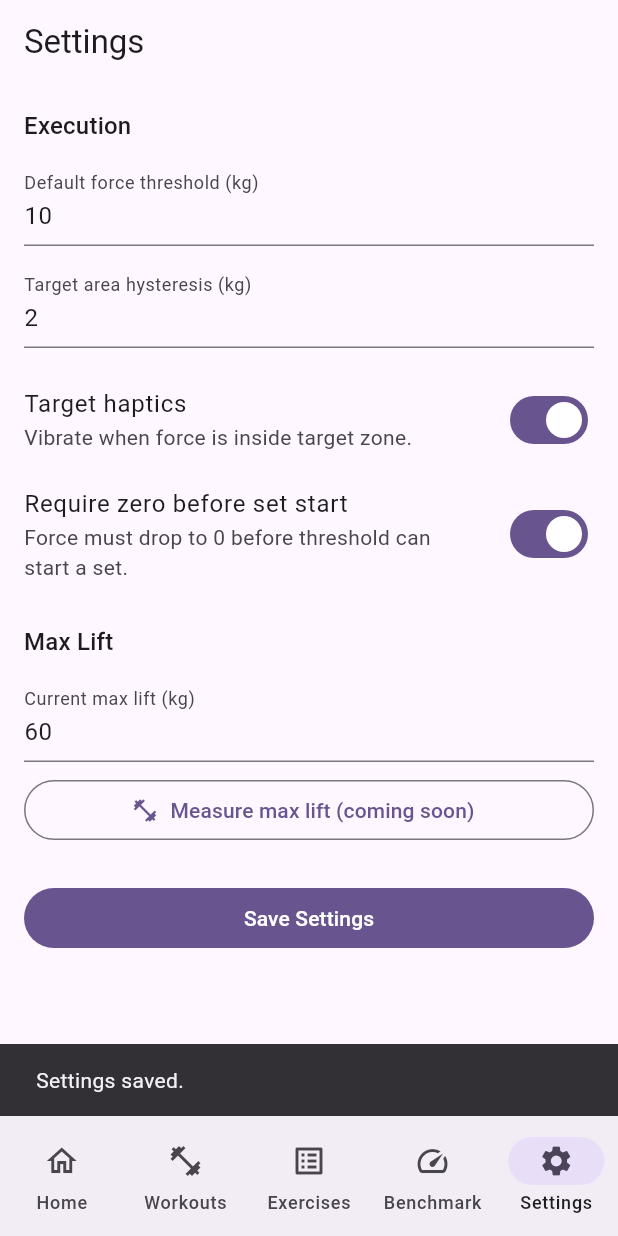
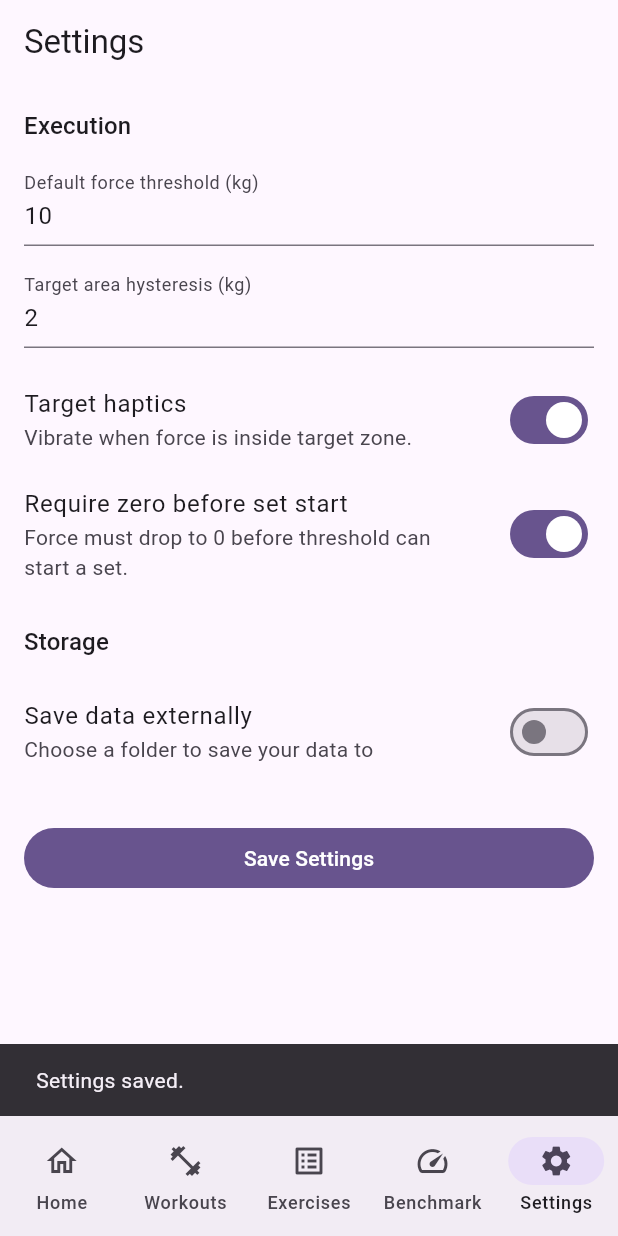
Before and after one commit to xBiohazardx/Pullcrane, a Flutter app: the screen it shows after launch, item 5 of the bottom bar chosen, after a tap on "Save Settings", on a phone screen of 412 x 824 dp. Run offline on Flutter 3.47's test engine with Material 3 defaults, Android fonts, the phone set to English and light mode, and no system bars; drawn by our look-alikes of dynamic_color; our stand-ins replace file_picker, fl_chart, permission_handler, shared_preferences, sqflite, sqflite_common and 1 more; missing offline and left inert: universal_ble; accounts and stored records are empty.

Commit message:
feat: database can now be stored externally

```diff
--- a/lib/data/local/local_database.dart
+++ b/lib/data/local/local_database.dart
@@ -2,6 +2,7 @@ import 'dart:io';
 
 import 'package:flutter/foundation.dart';
 import 'package:path/path.dart' as p;
+import 'package:shared_preferences/shared_preferences.dart';
 import 'package:sqflite/sqflite.dart' as sqflite;
 import 'package:sqflite_common_ffi/sqflite_ffi.dart';
 
@@ -21,15 +22,50 @@ class LocalDatabase {
 
   Database? _database;
 
+  Future<void> reloadDatabase() async {
+    if (_database != null) {
+      await _database!.close();
+      _database = null;
+    }
+    await database; // This will trigger a fresh initialization
+  }
+
+  Future<String> _getDatabasePath(String defaultInternalPath) async {
+    final SharedPreferences prefs = await SharedPreferences.getInstance();
+    final String? externalDir = prefs.getString('external_db_dir');
+
+    if (externalDir != null && externalDir.isNotEmpty) {
+      final Directory extDir = Directory(externalDir);
+      if (await extDir.exists()) {
+        final String externalDbPath = p.join(externalDir, _dbName);
+        final File externalDbFile = File(externalDbPath);
+
+        if (!await externalDbFile.exists()) {
+          // Database doesn't exist externally yet, so let's copy the internal one if it exists
+          final File internalDbFile = File(defaultInternalPath);
+          if (await internalDbFile.exists()) {
+            await internalDbFile.copy(externalDbPath);
+          }
+        }
+        return externalDbPath;
+      }
+    }
+
+    // Fallback to internal
+    return defaultInternalPath;
+  }
+
   Future<Database> get database async {
     if (_database != null) {
       return _database!;
     }
 
     if (_usesSqflitePlugin) {
-      final String path = await _resolveMobileDatabasePath();
+      final String internalPath = await _resolveMobileDatabasePath();
+      final String finalPath = await _getDatabasePath(internalPath);
+
       _database = await sqflite.openDatabase(
-        path,
+        finalPath,
         version: _dbVersion,
         onConfigure: (db) async {
           await db.execute('PRAGMA foreign_keys = ON');
@@ -42,9 +78,11 @@ class LocalDatabase {
     }
 
     final DatabaseFactory factory = _createFfiDatabaseFactory();
-    final String path = await _resolveFfiDatabasePath(factory);
+    final String internalPath = await _resolveFfiDatabasePath(factory);
+    final String finalPath = await _getDatabasePath(internalPath);
+
     _database = await factory.openDatabase(
-      path,
+      finalPath,
       options: OpenDatabaseOptions(
         version: _dbVersion,
         onConfigure: (db) async {
--- a/lib/data/local/local_settings_repository.dart
+++ b/lib/data/local/local_settings_repository.dart
@@ -18,7 +18,6 @@ class LocalSettingsRepository {
     final row = rows.first;
     return AppSettings(
       forceThresholdKg: row['force_threshold_kg'] as int,
-      userMaxLiftKg: row['user_max_lift_kg'] as int,
       targetHysteresisKg: row['target_hysteresis_kg'] as int,
       enableTargetHaptics: (row['enable_target_haptics'] as int) == 1,
       requireZeroBeforeSetStart: (row['require_zero_before_set_start'] as int) == 1,
@@ -32,7 +31,7 @@ class LocalSettingsRepository {
       {
         'id': 1,
         'force_threshold_kg': settings.forceThresholdKg,
-        'user_max_lift_kg': settings.userMaxLiftKg,
+        'user_max_lift_kg': 60, // Dummy value to prevent NOT NULL constraint error on older databases
         'target_hysteresis_kg': settings.targetHysteresisKg,
         'enable_target_haptics': settings.enableTargetHaptics ? 1 : 0,
         'require_zero_before_set_start': settings.requireZeroBeforeSetStart ? 1 : 0,
--- a/lib/domain/models/app_settings.dart
+++ b/lib/domain/models/app_settings.dart
@@ -1,7 +1,6 @@
 class AppSettings {
   const AppSettings({
     required this.forceThresholdKg,
-    required this.userMaxLiftKg,
     required this.targetHysteresisKg,
     required this.enableTargetHaptics,
     required this.requireZeroBeforeSetStart,
@@ -9,28 +8,24 @@ class AppSettings {
 
   static const AppSettings defaults = AppSettings(
     forceThresholdKg: 10,
-    userMaxLiftKg: 60,
     targetHysteresisKg: 2,
     enableTargetHaptics: true,
     requireZeroBeforeSetStart: true,
   );
 
   final int forceThresholdKg;
-  final int userMaxLiftKg;
   final int targetHysteresisKg;
   final bool enableTargetHaptics;
   final bool requireZeroBeforeSetStart;
 
   AppSettings copyWith({
     int? forceThresholdKg,
-    int? userMaxLiftKg,
     int? targetHysteresisKg,
     bool? enableTargetHaptics,
     bool? requireZeroBeforeSetStart,
   }) {
     return AppSettings(
       forceThresholdKg: forceThresholdKg ?? this.forceThresholdKg,
-      userMaxLiftKg: userMaxLiftKg ?? this.userMaxLiftKg,
       targetHysteresisKg: targetHysteresisKg ?? this.targetHysteresisKg,
       enableTargetHaptics: enableTargetHaptics ?? this.enableTargetHaptics,
       requireZeroBeforeSetStart:
--- a/lib/ui/home/home_page.dart
+++ b/lib/ui/home/home_page.dart
@@ -66,7 +66,6 @@ class _HomePageState extends State<HomePage> {
           exercisesById: byId,
           forceThresholdKg: settings.forceThresholdKg,
           targetHysteresisKg: settings.targetHysteresisKg,
-          userMaxLiftKg: settings.userMaxLiftKg,
           enableTargetHaptics: settings.enableTargetHaptics,
           requireZeroBeforeSetStart: settings.requireZeroBeforeSetStart,
         ),
--- a/lib/ui/settings/settings_page.dart
+++ b/lib/ui/settings/settings_page.dart
@@ -1,6 +1,11 @@
+import 'dart:io';
+
+import 'package:file_picker/file_picker.dart';
 import 'package:flutter/material.dart';
+import 'package:permission_handler/permission_handler.dart';
 import 'package:pullcrane/data/app_repositories.dart';
 import 'package:pullcrane/domain/models/app_settings.dart';
+import 'package:shared_preferences/shared_preferences.dart';
 
 class SettingsPage extends StatefulWidget {
   const SettingsPage({super.key});
@@ -13,11 +18,11 @@ class _SettingsPageState extends State<SettingsPage> {
   final GlobalKey<FormState> formKey = GlobalKey<FormState>();
   late final TextEditingController thresholdController;
   late final TextEditingController hysteresisController;
-  late final TextEditingController maxLiftController;
 
   bool enableTargetHaptics = AppSettings.defaults.enableTargetHaptics;
-  bool requireZeroBeforeSetStart =
-      AppSettings.defaults.requireZeroBeforeSetStart;
+  bool requireZeroBeforeSetStart = AppSettings.defaults.requireZeroBeforeSetStart;
+  bool isExternalDbEnabled = false;
+  String? externalDbPath;
   bool isLoading = true;
 
   @override
@@ -25,7 +30,6 @@ class _SettingsPageState extends State<SettingsPage> {
     super.initState();
     thresholdController = TextEditingController();
     hysteresisController = TextEditingController();
-    maxLiftController = TextEditingController();
     _load();
   }
 
@@ -33,12 +37,13 @@ class _SettingsPageState extends State<SettingsPage> {
   void dispose() {
     thresholdController.dispose();
     hysteresisController.dispose();
-    maxLiftController.dispose();
     super.dispose();
   }
 
   Future<void> _load() async {
     final AppSettings settings = await AppRepositories.settings.load();
+    final SharedPreferences prefs = await SharedPreferences.getInstance();
+
     if (!mounted) {
       return;
     }
@@ -46,9 +51,12 @@ class _SettingsPageState extends State<SettingsPage> {
     setState(() {
       thresholdController.text = settings.forceThresholdKg.toString();
       hysteresisController.text = settings.targetHysteresisKg.toString();
-      maxLiftController.text = settings.userMaxLiftKg.toString();
       enableTargetHaptics = settings.enableTargetHaptics;
       requireZeroBeforeSetStart = settings.requireZeroBeforeSetStart;
+
+      externalDbPath = prefs.getString('external_db_dir');
+      isExternalDbEnabled = externalDbPath != null;
+
       isLoading = false;
     });
   }
@@ -61,7 +69,6 @@ class _SettingsPageState extends State<SettingsPage> {
     final AppSettings settings = AppSettings(
       forceThresholdKg: int.parse(thresholdController.text.trim()),
       targetHysteresisKg: int.parse(hysteresisController.text.trim()),
-      userMaxLiftKg: int.parse(maxLiftController.text.trim()),
       enableTargetHaptics: enableTargetHaptics,
       requireZeroBeforeSetStart: requireZeroBeforeSetStart,
     );
@@ -74,6 +81,81 @@ class _SettingsPageState extends State<SettingsPage> {
     ScaffoldMessenger.of(context).showSnackBar(
       const SnackBar(content: Text('Settings saved.')),
     );
+  }
+
+  Future<void> _toggleExternalStorage(bool enable) async {
+    final SharedPreferences prefs = await SharedPreferences.getInstance();
+
+    if (enable) {
+      if (Platform.isAndroid) {
+        final status = await Permission.manageExternalStorage.request();
+        if (!status.isGranted) {
+          await Permission.storage.request();
+        }
+
+        if (!await Permission.manageExternalStorage.isGranted && !await Permission.storage.isGranted) {
+          if (!mounted) return;
+          ScaffoldMessenger.of(context).showSnackBar(const SnackBar(content: Text('Storage permission is required to save data externally.')));
+          return;
+        }
+      }
+
+      final String? selectedDirectory = await FilePicker.getDirectoryPath();
+      if (selectedDirectory == null) {
+        // User canceled the picker
+        return;
+      }
+
+      await prefs.setString('external_db_dir', selectedDirectory);
+      setState(() {
+        externalDbPath = selectedDirectory;
+        isExternalDbEnabled = true;
+      });
+    } else {
+      await prefs.remove('external_db_dir');
+      setState(() {
+        externalDbPath = null;
+        isExternalDbEnabled = false;
+      });
+    }
+
+    if (!mounted) return;
+
+    // Show loading while databases are being reloaded
+    setState(() {
+      isLoading = true;
+    });
+
+    try {
+      await AppRepositories.reload();
+      await _load(); // reload settings from the newly active DB
+
+      if (!mounted) return;
+      ScaffoldMessenger.of(context).showSnackBar(
+        SnackBar(
+          content: Text(enable
+              ? 'Database location moved to $externalDbPath'
+              : 'Switched back to internal database'),
+        ),
+      );
+    } catch (e) {
+      if (!mounted) return;
+      ScaffoldMessenger.of(context).showSnackBar(
+        SnackBar(content: Text('Failed to switch database: $e')),
+      );
+      // Revert UI state on failure
+      setState(() {
+        if (enable) {
+          isExternalDbEnabled = false;
+          externalDbPath = null;
+          prefs.remove('external_db_dir');
+        } else {
+          isExternalDbEnabled = true;
+          externalDbPath = prefs.getString('external_db_dir');
+        }
+        isLoading = false;
+      });
+    }
   }
 
   @override
@@ -148,35 +230,18 @@ class _SettingsPageState extends State<SettingsPage> {
                   ),
                   const SizedBox(height: 20),
                   Text(
-                    'Max Lift',
+                    'Storage',
                     style: Theme.of(context).textTheme.titleMedium,
                   ),
                   const SizedBox(height: 12),
-                  TextFormField(
-                    controller: maxLiftController,
-                    decoration: const InputDecoration(
-                      labelText: 'Current max lift (kg)',
-                    ),
-                    keyboardType: TextInputType.number,
-                    validator: (value) {
-                      final int? parsed = int.tryParse(value ?? '');
-                      if (parsed == null || parsed <= 0 || parsed > 500) {
-                        return 'Enter max lift between 1 and 500 kg.';
-                      }
-                      return null;
-                    },
-                  ),
-                  const SizedBox(height: 8),
-                  OutlinedButton.icon(
-                    onPressed: () {
-                      ScaffoldMessenger.of(context).showSnackBar(
-                        const SnackBar(
-                          content: Text('Max-lift measurement page will be added in phase 4.'),
-                        ),
-                      );
-                    },
-                    icon: const Icon(Icons.fitness_center),
-                    label: const Text('Measure max lift (coming soon)'),
+                  SwitchListTile.adaptive(
+                    contentPadding: EdgeInsets.zero,
+                    title: const Text('Save data externally'),
+                    subtitle: Text(isExternalDbEnabled && externalDbPath != null
+                        ? 'Saving to: $externalDbPath'
+                        : 'Choose a folder to save your data to'),
+                    value: isExternalDbEnabled,
+                    onChanged: _toggleExternalStorage,
                   ),
                   const SizedBox(height: 24),
                   FilledButton(
--- a/lib/ui/workouts/active_workout_page.dart
+++ b/lib/ui/workouts/active_workout_page.dart
@@ -20,7 +20,6 @@ class ActiveWorkoutPage extends StatefulWidget {
     required this.exercisesById,
     required this.forceThresholdKg,
     required this.targetHysteresisKg,
-    required this.userMaxLiftKg,
     required this.enableTargetHaptics,
     required this.requireZeroBeforeSetStart,
   });
@@ -29,7 +28,6 @@ class ActiveWorkoutPage extends StatefulWidget {
   final Map<String, Exercise> exercisesById;
   final int forceThresholdKg;
   final int targetHysteresisKg;
-  final int userMaxLiftKg;
   final bool enableTargetHaptics;
   final bool requireZeroBeforeSetStart;
 
@@ -144,7 +142,7 @@ class _ActiveWorkoutPageState extends State<ActiveWorkoutPage> {
       return secondaryMaxLift;
     }
 
-    return widget.userMaxLiftKg;
+    return 60; // default fallback if max lift is not set
   }
 
   int _resolveTargetForceKg(Exercise? exercise) {
--- a/pubspec.yaml
+++ b/pubspec.yaml
@@ -42,6 +42,8 @@ dependencies:
   sqflite_common_ffi: ^2.3.6
   universal_ble: ^0.20.2
   permission_handler: ^12.0.1
+  shared_preferences: ^2.5.5
+  file_picker: ^11.0.2
 
 
 dev_dependencies:
```
Also changed, not shown: lib/data/app_repositories.dart (+7 -0 lines), pubspec.lock, 3 other files.
